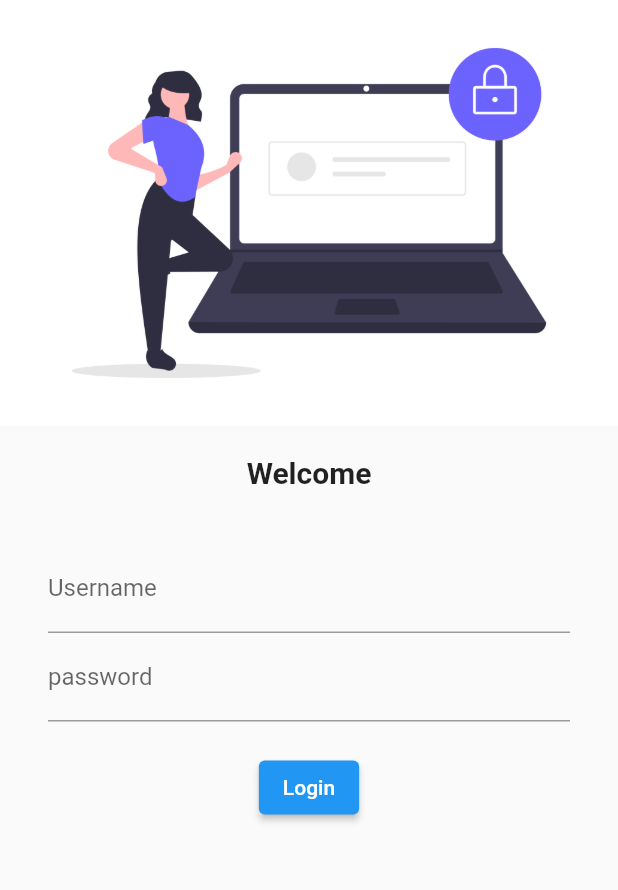
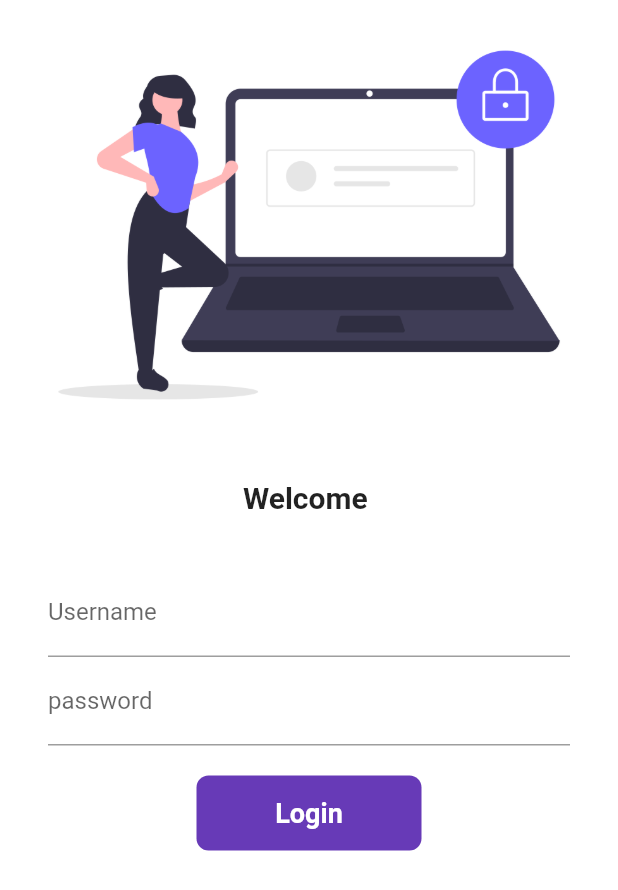
Before and after one commit to jaythanki18/Flutter-Tutorial-Practice, a Flutter app: the screen it shows after launch, on a phone screen of 412 x 824 dp. Shown: the top 890 px of the screen. Run offline on Flutter 3.47's test engine with Material 2 defaults, Android fonts, the phone set to English and light mode, and no system bars; our stand-ins replace google_fonts.

Commit message:
day8 completed

```diff
--- a/lib/main.dart
+++ b/lib/main.dart
@@ -1,6 +1,7 @@
 import 'package:flutter/material.dart';
 import 'package:flutter_catalog/screens/homepage.dart';
 import 'package:flutter_catalog/screens/login_page.dart';
+import 'package:flutter_catalog/utils/routes.dart';
 import 'package:google_fonts/google_fonts.dart';
 
 void main() {
@@ -27,8 +28,8 @@ class MyApp extends StatelessWidget {
       initialRoute: "/login",
       routes: {
         "/":(context)=>LoginPage(),
-        "/home":(context)=>HomePage(),
-        "/login":(context)=>LoginPage(),
+        MyRoutes.homeRoute:(context)=>HomePage(),
+        MyRoutes.loginRoute:(context)=>LoginPage(),
       },
       );
   }
--- a/lib/screens/login_page.dart
+++ b/lib/screens/login_page.dart
@@ -1,23 +1,52 @@
 
 import 'package:flutter/material.dart';
+import 'package:flutter_catalog/utils/routes.dart';
 
-class LoginPage extends StatelessWidget {
+class LoginPage extends StatefulWidget {
   const LoginPage({Key? key}) : super(key: key);
+
+  @override
+  State<LoginPage> createState() => _LoginPageState();
+}
+
+class _LoginPageState extends State<LoginPage> {
+  String name="";
+  bool changeButton=false;
+
+  final _formKey=GlobalKey<FormState>();
+
+  moveToHome(BuildContext context) async{
+    if (_formKey.currentState!.validate()) {
+      setState(() {
+        changeButton = true;
+      });
+      await Future.delayed(Duration(seconds: 1));
+      await Navigator.pushNamed(context, MyRoutes.homeRoute);
+      setState(() {
+        changeButton = false;
+      });
+    }
+  }
 
   @override
   Widget build(BuildContext context) {
     return Material(
+      color: Colors.white,
+      child: SingleChildScrollView(
+        child: Form(
+          key: _formKey,
           child: Column(
             children: [
               Image.asset(
                 "assets/images/undraw_secure_login_pdn4.png",
                 fit: BoxFit.cover,
+                height: 300,
               ),
               SizedBox(
                 height: 20,
               ),
               Text(
-            "Welcome",
+                "Welcome $name",
                 style: TextStyle(fontSize: 20, fontWeight: FontWeight.bold),
               ),
               SizedBox(
@@ -32,6 +61,16 @@ class LoginPage extends StatelessWidget {
                           hintText: "Enter username",
                           labelText: "Username"
                       ),
+                      validator: (value) {
+                        if (value!.isEmpty) {
+                          return 'Username cannot be null';
+                        }
+                        return null;
+                      },
+                      onChanged: (value){
+                        name=value;
+                        setState(() {});
+                      },
                     ),
                     TextFormField(
                       obscureText: true,
@@ -39,21 +78,47 @@ class LoginPage extends StatelessWidget {
                           hintText: "Enter password",
                           labelText: "password"
                       ),
+                      validator: (value) {
+                        if (value!.isEmpty) {
+                          return 'password cannot be null';
+                        }
+                        else if(value.length<6){
+                          return "Password length should be atleast 6";
+                        }
+                        return null;
+                      },
                     ),
                     SizedBox(
                       height: 20,
                     ),
-                ElevatedButton(onPressed: (){
-                  print("Hi jay");
-                },
-                  child: Text("Login"),
-                  style: TextButton.styleFrom(),
+                    InkWell(
+                      onTap: ()=>moveToHome(context),
+                      child: AnimatedContainer(
+                        duration: Duration(seconds: 1),
+                        width: changeButton?50:150,
+                        height: 50,
+                        alignment: Alignment.center,
+                        child: changeButton?Icon(Icons.done,color: Colors.white,):Text("Login",
+                          style: TextStyle(
+                            color: Colors.white,
+                            fontWeight: FontWeight.bold,
+                            fontSize: 18
+                          ),
+                        ),
+                        decoration: BoxDecoration(
+                          color: Colors.deepPurple,
+                        //shape: changeButton?BoxShape.circle:BoxShape.rectangle
+                          borderRadius: BorderRadius.circular( changeButton ?50:8),
+                        ),
+                      ),
                     ),
                   ],
                 ),
               )
             ],
           ),
+        ),
+      ),
     );
   }
 }
--- a/lib/utils/routes.dart
+++ b/lib/utils/routes.dart
@@ -0,0 +1,4 @@
+class MyRoutes{
+  static String loginRoute="/login";
+  static String homeRoute="/home";
+}
```
Lines whose indentation alone changed are shown as unchanged.
